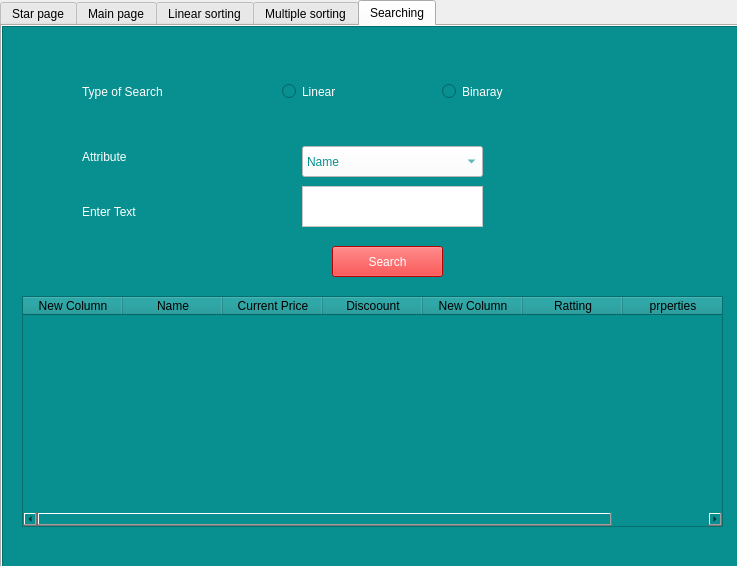
This is page6.ui in Asad774/CS261F21PID01 as Qt 5 draws it before an edit. The edited form follows.
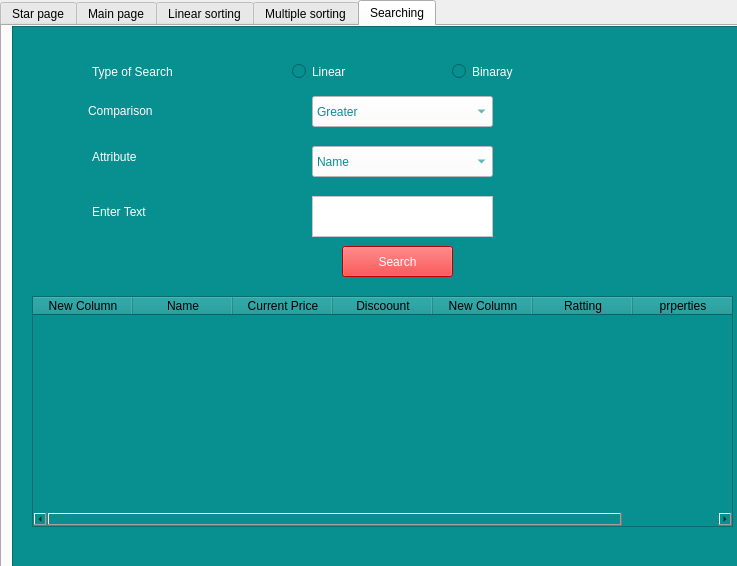
This is the edited form. The open tabs and pages were chosen to show the change. Icons and pictures are not drawn.

```diff
--- a/page6.ui
+++ b/page6.ui
@@ -956,7 +956,7 @@
     <widget class="QFrame" name="frame_3">
      <property name="geometry">
       <rect>
-       <x>0</x>
+       <x>10</x>
        <y>0</y>
        <width>741</width>
        <height>541</height>
@@ -975,7 +975,7 @@
       <property name="geometry">
        <rect>
         <x>80</x>
-        <y>50</y>
+        <y>30</y>
         <width>141</width>
         <height>31</height>
        </rect>
@@ -1044,7 +1044,7 @@
       <property name="geometry">
        <rect>
         <x>280</x>
-        <y>50</y>
+        <y>30</y>
         <width>121</width>
         <height>31</height>
        </rect>
@@ -1061,7 +1061,7 @@
       <property name="geometry">
        <rect>
         <x>440</x>
-        <y>50</y>
+        <y>30</y>
         <width>141</width>
         <height>31</height>
        </rect>
@@ -1173,7 +1173,7 @@
       <property name="geometry">
        <rect>
         <x>300</x>
-        <y>160</y>
+        <y>170</y>
         <width>181</width>
         <height>41</height>
        </rect>
@@ -1184,6 +1184,48 @@
 font: 75 14pt &quot;Arial&quot;;</string>
       </property>
      </widget>
+     <widget class="QLabel" name="label_16">
+      <property name="geometry">
+       <rect>
+        <x>76</x>
+        <y>69</y>
+        <width>121</width>
+        <height>31</height>
+       </rect>
+      </property>
+      <property name="styleSheet">
+       <string notr="true">color: rgb(255, 255, 255);
+font: 75 italic 14pt &quot;Arial&quot;;</string>
+      </property>
+      <property name="text">
+       <string>Comparison</string>
+      </property>
+     </widget>
+     <widget class="QComboBox" name="comboBox_2">
+      <property name="geometry">
+       <rect>
+        <x>300</x>
+        <y>70</y>
+        <width>181</width>
+        <height>31</height>
+       </rect>
+      </property>
+      <property name="styleSheet">
+       <string notr="true">background-color: rgb(255, 255, 255);
+color:rgb(8, 143, 143);
+font: 75 14pt &quot;Arial&quot;;</string>
+      </property>
+      <item>
+       <property name="text">
+        <string>Greater</string>
+       </property>
+      </item>
+      <item>
+       <property name="text">
+        <string>Lesser</string>
+       </property>
+      </item>
+     </widget>
     </widget>
    </widget>
   </widget>
```
Left out of the diff: 42 changed lines with no effect on the pictures.
